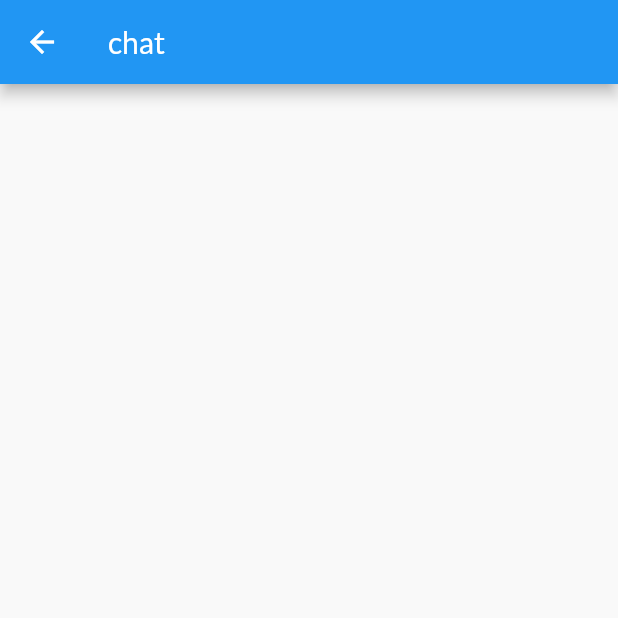
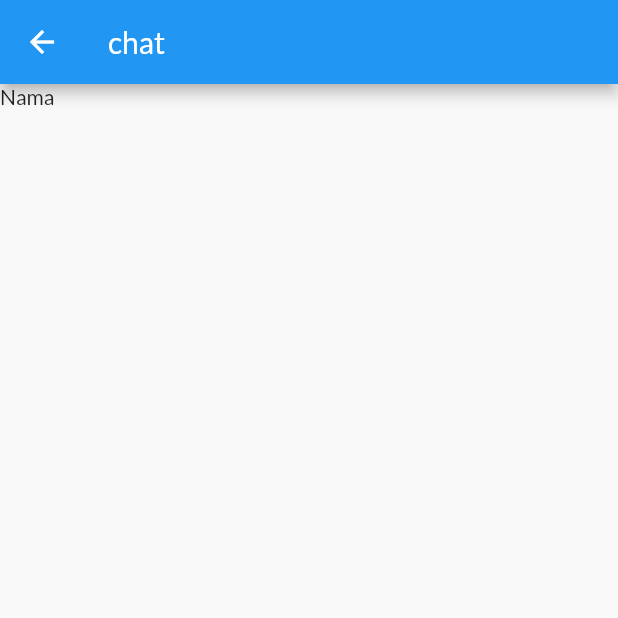
Before and after one commit to khrisnandika/HealthCare-Mobile, a Flutter app: the ChatRoom screen opened directly, on a phone screen of 412 x 824 dp, the top half of it. Run offline on Flutter 3.47's test engine with Material 2 defaults, Android fonts, the light colour scheme and no system bars; our stand-ins replace concentric_transition, flutter_svg, get, google_fonts, google_nav_bar, lottie and 1 more.

```diff
--- a/lib/pages/Chat/chatroom.dart
+++ b/lib/pages/Chat/chatroom.dart
@@ -16,6 +16,9 @@
       appBar: AppBar(
         title: Text("chat"),
       ),
+      body: Column(children: [
+        Text("Nama"),
+      ],),
     );
   }
 }
```
Also changed, not shown: 3 other files.
